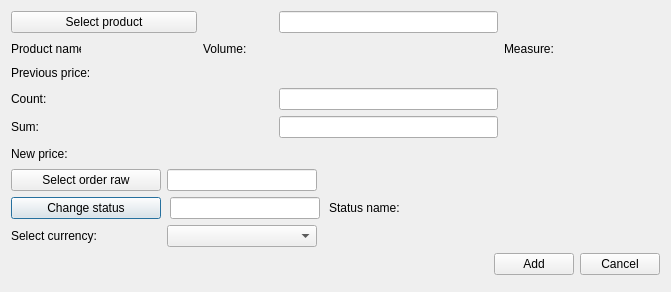
Old version of the form OrmasAdmin/OrmasAdmin/CreateOrdRListDlg.ui in the repository Dalerjon/TheOrmasProejct.
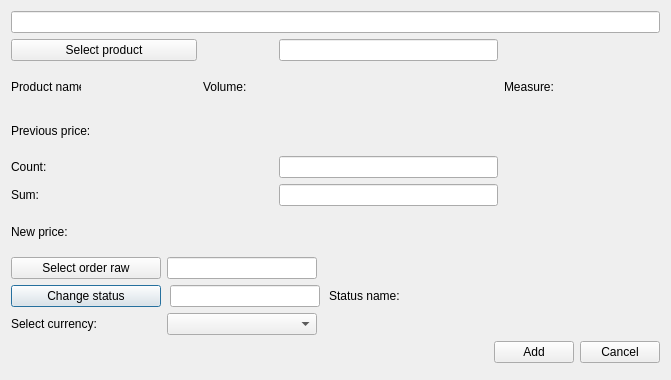
New version of the form. Custom widgets are drawn as their Qt base class.

```diff
--- a/OrmasAdmin/OrmasAdmin/CreateOrdRListDlg.ui
+++ b/OrmasAdmin/OrmasAdmin/CreateOrdRListDlg.ui
@@ -7,7 +7,7 @@
     <x>0</x>
     <y>0</y>
     <width>671</width>
-    <height>292</height>
+    <height>380</height>
    </rect>
   </property>
   <property name="windowTitle">
@@ -32,36 +32,7 @@
    <property name="bottomMargin">
     <number>17</number>
    </property>
-   <item row="1" column="4">
-    <widget class="QLabel" name="measureLb">
-     <property name="text">
-      <string>Measure:</string>
-     </property>
-    </widget>
-   </item>
-   <item row="1" column="1">
-    <widget class="QLabel" name="prodNamePh">
-     <property name="minimumSize">
-      <size>
-       <width>100</width>
-       <height>0</height>
-      </size>
-     </property>
-     <property name="font">
-      <font>
-       <family>Times New Roman</family>
-       <pointsize>12</pointsize>
-       <weight>75</weight>
-       <italic>true</italic>
-       <bold>true</bold>
-      </font>
-     </property>
-     <property name="text">
-      <string/>
-     </property>
-    </widget>
-   </item>
-   <item row="6" column="0" colspan="6">
+   <item row="7" column="0" colspan="6">
     <widget class="QWidget" name="editSectionWgt" native="true">
      <layout class="QGridLayout" name="gridLayout_3">
       <property name="leftMargin">
@@ -239,137 +210,21 @@
      </layout>
     </widget>
    </item>
-   <item row="4" column="0" colspan="2">
-    <widget class="QLabel" name="sumLb">
+   <item row="2" column="4">
+    <widget class="QLabel" name="measureLb">
      <property name="text">
-      <string>Sum:</string>
-     </property>
-    </widget>
-   </item>
-   <item row="1" column="5">
-    <widget class="QLabel" name="measurePh">
-     <property name="minimumSize">
-      <size>
-       <width>100</width>
-       <height>0</height>
-      </size>
-     </property>
-     <property name="font">
-      <font>
-       <family>Times New Roman</family>
-       <pointsize>12</pointsize>
-       <weight>75</weight>
-       <italic>true</italic>
-       <bold>true</bold>
-      </font>
-     </property>
-     <property name="text">
-      <string/>
-     </property>
-    </widget>
-   </item>
-   <item row="3" column="3">
-    <widget class="QLineEdit" name="countEdit">
-     <property name="toolTip">
-      <string>&lt;html&gt;&lt;head/&gt;&lt;body&gt;&lt;p&gt;For example: 100&lt;/p&gt;&lt;/body&gt;&lt;/html&gt;</string>
-     </property>
-    </widget>
-   </item>
-   <item row="1" column="0">
-    <widget class="QLabel" name="prodNameLb">
-     <property name="minimumSize">
-      <size>
-       <width>70</width>
-       <height>0</height>
-      </size>
-     </property>
-     <property name="maximumSize">
-      <size>
-       <width>70</width>
-       <height>16777215</height>
-      </size>
-     </property>
-     <property name="text">
-      <string>Product name:</string>
-     </property>
-    </widget>
-   </item>
-   <item row="3" column="0" colspan="2">
-    <widget class="QLabel" name="countLb">
-     <property name="minimumSize">
-      <size>
-       <width>150</width>
-       <height>0</height>
-      </size>
-     </property>
-     <property name="text">
-      <string>Count:</string>
-     </property>
-    </widget>
-   </item>
-   <item row="0" column="0" colspan="2">
-    <widget class="QPushButton" name="productBtn">
-     <property name="text">
-      <string>Select product</string>
-     </property>
-    </widget>
-   </item>
-   <item row="2" column="0">
-    <widget class="QLabel" name="label">
-     <property name="text">
-      <string>Previous price:</string>
-     </property>
-    </widget>
-   </item>
-   <item row="2" column="1">
-    <widget class="QLabel" name="oldPriceLb">
-     <property name="font">
-      <font>
-       <family>Tahoma</family>
-       <pointsize>10</pointsize>
-       <weight>75</weight>
-       <italic>true</italic>
-       <bold>true</bold>
-      </font>
-     </property>
-     <property name="text">
-      <string/>
+      <string>Measure:</string>
      </property>
     </widget>
    </item>
    <item row="1" column="3">
-    <widget class="QLabel" name="volumePh">
-     <property name="minimumSize">
-      <size>
-       <width>100</width>
-       <height>0</height>
-      </size>
-     </property>
-     <property name="font">
-      <font>
-       <family>Times New Roman</family>
-       <pointsize>12</pointsize>
-       <weight>75</weight>
-       <italic>true</italic>
-       <bold>true</bold>
-      </font>
-     </property>
-     <property name="text">
-      <string/>
-     </property>
-    </widget>
-   </item>
-   <item row="4" column="3">
-    <widget class="QLineEdit" name="sumEdit"/>
-   </item>
-   <item row="0" column="3">
     <widget class="QLineEdit" name="productEdit">
      <property name="readOnly">
       <bool>true</bool>
      </property>
     </widget>
    </item>
-   <item row="1" column="2">
+   <item row="2" column="2">
     <widget class="QLabel" name="volumeLb">
      <property name="minimumSize">
       <size>
@@ -388,7 +243,7 @@
      </property>
     </widget>
    </item>
-   <item row="7" column="0" colspan="6">
+   <item row="8" column="0" colspan="6">
     <layout class="QHBoxLayout" name="horizontalLayout">
      <item>
       <spacer name="horizontalSpacer">
@@ -419,14 +274,14 @@
      </item>
     </layout>
    </item>
-   <item row="5" column="0">
+   <item row="6" column="0">
     <widget class="QLabel" name="label_3">
      <property name="text">
       <string>New price:</string>
      </property>
     </widget>
    </item>
-   <item row="5" column="1">
+   <item row="6" column="1">
     <widget class="QLabel" name="newPriceLb">
      <property name="font">
       <font>
@@ -442,8 +297,163 @@
      </property>
     </widget>
    </item>
+   <item row="2" column="0">
+    <widget class="QLabel" name="prodNameLb">
+     <property name="minimumSize">
+      <size>
+       <width>70</width>
+       <height>0</height>
+      </size>
+     </property>
+     <property name="maximumSize">
+      <size>
+       <width>70</width>
+       <height>16777215</height>
+      </size>
+     </property>
+     <property name="text">
+      <string>Product name:</string>
+     </property>
+    </widget>
+   </item>
+   <item row="4" column="0" colspan="2">
+    <widget class="QLabel" name="countLb">
+     <property name="minimumSize">
+      <size>
+       <width>150</width>
+       <height>0</height>
+      </size>
+     </property>
+     <property name="text">
+      <string>Count:</string>
+     </property>
+    </widget>
+   </item>
+   <item row="1" column="0" colspan="2">
+    <widget class="QPushButton" name="productBtn">
+     <property name="text">
+      <string>Select product</string>
+     </property>
+    </widget>
+   </item>
+   <item row="3" column="0">
+    <widget class="QLabel" name="label">
+     <property name="text">
+      <string>Previous price:</string>
+     </property>
+    </widget>
+   </item>
+   <item row="3" column="1">
+    <widget class="QLabel" name="oldPriceLb">
+     <property name="font">
+      <font>
+       <family>Tahoma</family>
+       <pointsize>10</pointsize>
+       <weight>75</weight>
+       <italic>true</italic>
+       <bold>true</bold>
+      </font>
+     </property>
+     <property name="text">
+      <string/>
+     </property>
+    </widget>
+   </item>
+   <item row="5" column="3">
+    <widget class="QLineEdit" name="sumEdit"/>
+   </item>
+   <item row="5" column="0" colspan="2">
+    <widget class="QLabel" name="sumLb">
+     <property name="text">
+      <string>Sum:</string>
+     </property>
+    </widget>
+   </item>
+   <item row="2" column="5">
+    <widget class="QLabel" name="measurePh">
+     <property name="minimumSize">
+      <size>
+       <width>100</width>
+       <height>0</height>
+      </size>
+     </property>
+     <property name="font">
+      <font>
+       <family>Times New Roman</family>
+       <pointsize>12</pointsize>
+       <weight>75</weight>
+       <italic>true</italic>
+       <bold>true</bold>
+      </font>
+     </property>
+     <property name="text">
+      <string/>
+     </property>
+    </widget>
+   </item>
+   <item row="4" column="3">
+    <widget class="QLineEdit" name="countEdit">
+     <property name="toolTip">
+      <string>&lt;html&gt;&lt;head/&gt;&lt;body&gt;&lt;p&gt;For example: 100&lt;/p&gt;&lt;/body&gt;&lt;/html&gt;</string>
+     </property>
+    </widget>
+   </item>
+   <item row="2" column="1">
+    <widget class="QLabel" name="prodNamePh">
+     <property name="minimumSize">
+      <size>
+       <width>100</width>
+       <height>0</height>
+      </size>
+     </property>
+     <property name="font">
+      <font>
+       <family>Times New Roman</family>
+       <pointsize>12</pointsize>
+       <weight>75</weight>
+       <italic>true</italic>
+       <bold>true</bold>
+      </font>
+     </property>
+     <property name="text">
+      <string/>
+     </property>
+    </widget>
+   </item>
+   <item row="2" column="3">
+    <widget class="QLabel" name="volumePh">
+     <property name="minimumSize">
+      <size>
+       <width>100</width>
+       <height>0</height>
+      </size>
+     </property>
+     <property name="font">
+      <font>
+       <family>Times New Roman</family>
+       <pointsize>12</pointsize>
+       <weight>75</weight>
+       <italic>true</italic>
+       <bold>true</bold>
+      </font>
+     </property>
+     <property name="text">
+      <string/>
+     </property>
+    </widget>
+   </item>
+   <item row="0" column="0" colspan="6">
+    <widget class="SearchBox" name="searchEdit"/>
+   </item>
   </layout>
  </widget>
+ <customwidgets>
+  <customwidget>
+   <class>SearchBox</class>
+   <extends>QLineEdit</extends>
+   <header>searchbox.h</header>
+  </customwidget>
+ </customwidgets>
  <tabstops>
   <tabstop>productBtn</tabstop>
   <tabstop>countEdit</tabstop>
```
